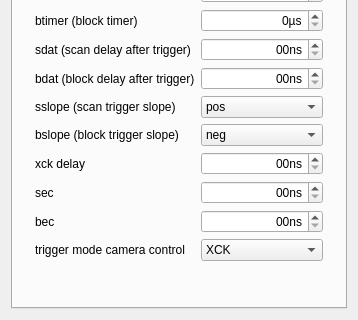
Old version of the form escam/camerasettingswidget.ui in the repository Entwicklungsburo-Stresing/EBST_CAM; both pictures show x 0 to 358 and y 158 to 478 of the 358 by 478 pixel window.
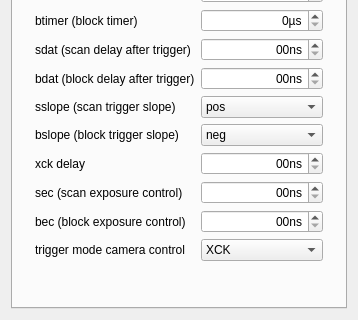
New version of the form.

Commit message:
Rename SSHUT/MSHUT to SEC_MSHUT/BEC_MSHUT
Also describe SEC and BEC in settings dialog.

Diff of the .ui file:
```diff
--- a/escam/camerasettingswidget.ui
+++ b/escam/camerasettingswidget.ui
@@ -29,7 +29,7 @@
          <item row="11" column="1">
           <widget class="QLabel" name="labelSec">
            <property name="text">
-            <string>sec</string>
+            <string>sec (scan exposure control)</string>
            </property>
           </widget>
          </item>
@@ -62,7 +62,7 @@
          <item row="12" column="1">
           <widget class="QLabel" name="labelBec">
            <property name="text">
-            <string>bec</string>
+            <string>bec (block exposure control)</string>
            </property>
           </widget>
          </item>
```
Left out of the diff: 4 changed lines with no effect on the pictures.
